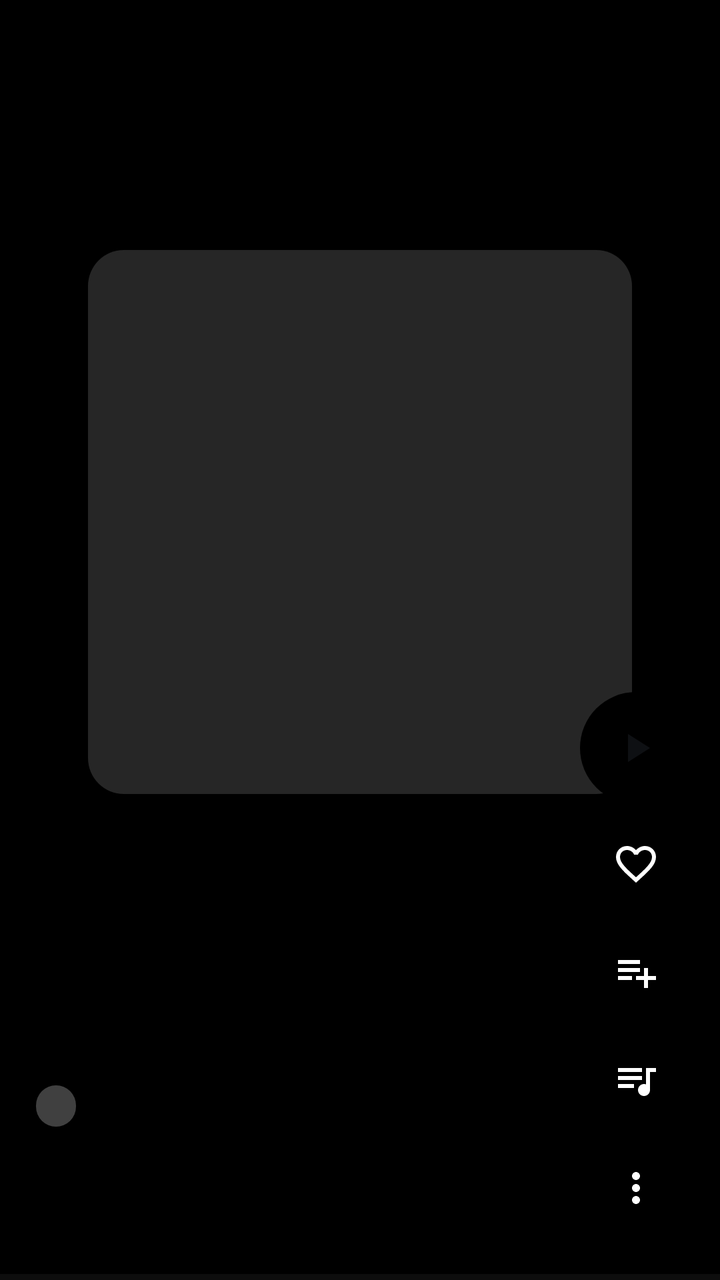
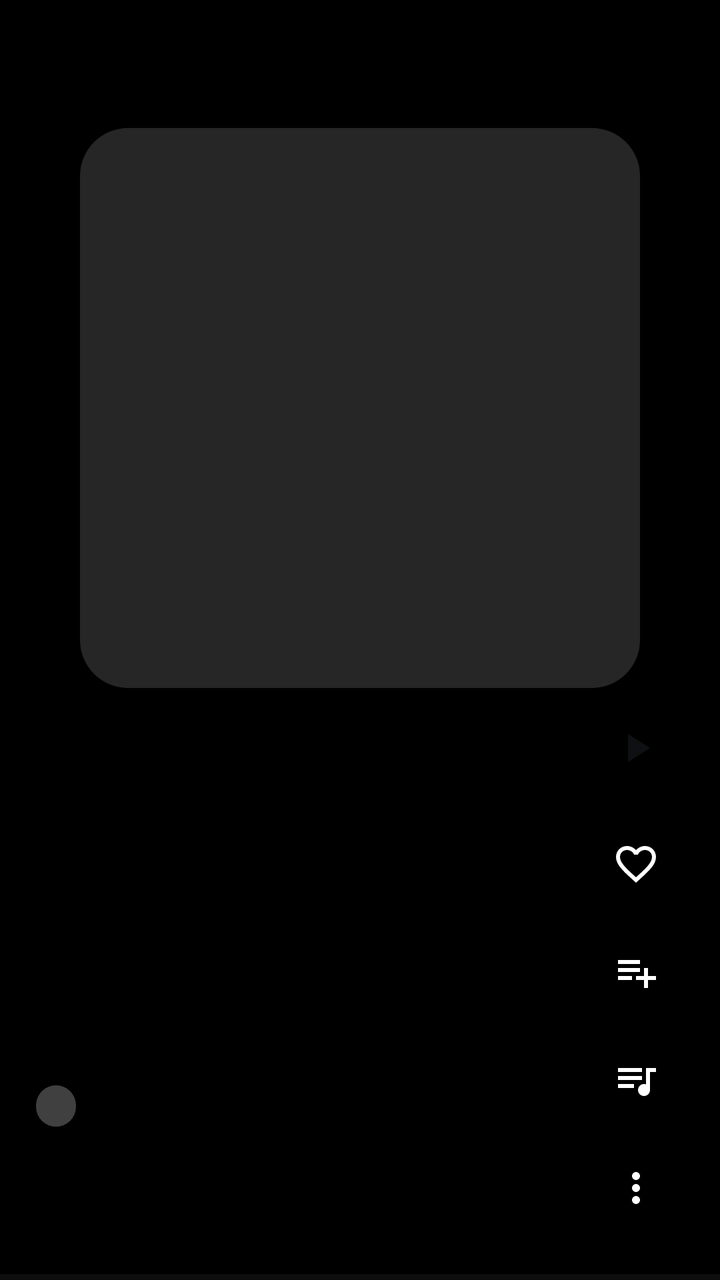

Compare the two renders of this Android layout. The source of the first and the diff that turns it into the second are given below.
<!-- AndroidManifest.xml: application theme Theme.FXSoundLite -->
<!-- res/layout/item_quick.xml -->
<?xml version="1.0" encoding="utf-8"?>
<androidx.constraintlayout.widget.ConstraintLayout xmlns:android="http://schemas.android.com/apk/res/android"
    xmlns:app="http://schemas.android.com/apk/res-auto"
    android:id="@+id/quickRoot"
    android:layout_width="match_parent"
    android:layout_height="match_parent"
    android:background="#000000"
    android:clickable="true"
    android:focusable="true">

    
    <ImageView
        android:id="@+id/quickBg"
        android:layout_width="0dp"
        android:layout_height="0dp"
        android:contentDescription="@null"
        android:scaleType="centerCrop"
        app:layout_constraintBottom_toBottomOf="parent"
        app:layout_constraintEnd_toEndOf="parent"
        app:layout_constraintStart_toStartOf="parent"
        app:layout_constraintTop_toTopOf="parent" />

    
    <TextureView
        android:id="@+id/quickVideo"
        android:layout_width="0dp"
        android:layout_height="0dp"
        android:alpha="0.01"
        android:visibility="gone"
        app:layout_constraintBottom_toBottomOf="parent"
        app:layout_constraintEnd_toEndOf="parent"
        app:layout_constraintStart_toStartOf="parent"
        app:layout_constraintTop_toTopOf="parent" />

    <View
        android:layout_width="0dp"
        android:layout_height="0dp"
        android:background="@drawable/quick_scrim"
        app:layout_constraintBottom_toBottomOf="parent"
        app:layout_constraintEnd_toEndOf="parent"
        app:layout_constraintStart_toStartOf="parent"
        app:layout_constraintTop_toTopOf="parent" />

    <ImageView
        android:id="@+id/quickCover"
        android:layout_width="0dp"
        android:layout_height="0dp"
        android:layout_marginStart="44dp"
        android:layout_marginEnd="44dp"
        android:background="@drawable/quick_cover_bg"
        android:contentDescription="@string/quick_cover"
        android:scaleType="centerCrop"
        app:layout_constraintBottom_toBottomOf="parent"
        app:layout_constraintDimensionRatio="1:1"
        app:layout_constraintEnd_toEndOf="parent"
        app:layout_constraintStart_toStartOf="parent"
        app:layout_constraintTop_toTopOf="parent"
        app:layout_constraintVertical_bias="0.34" />

    <ProgressBar
        android:id="@+id/quickSpinner"
        android:layout_width="44dp"
        android:layout_height="44dp"
        android:indeterminateTint="#FFFFFF"
        app:layout_constraintBottom_toBottomOf="@id/quickCover"
        app:layout_constraintEnd_toEndOf="@id/quickCover"
        app:layout_constraintStart_toStartOf="@id/quickCover"
        app:layout_constraintTop_toTopOf="@id/quickCover" />

    <ImageView
        android:id="@+id/quickPausedIcon"
        android:layout_width="76dp"
        android:layout_height="76dp"
        android:background="@drawable/quick_action_bg"
        android:contentDescription="@string/quick_play_pause"
        android:padding="18dp"
        android:src="@drawable/ic_play"
        android:tint="#FFFFFF"
        android:visibility="gone"
        app:layout_constraintBottom_toBottomOf="@id/quickCover"
        app:layout_constraintEnd_toEndOf="@id/quickCover"
        app:layout_constraintStart_toStartOf="@id/quickCover"
        app:layout_constraintTop_toTopOf="@id/quickCover" />

    
    <LinearLayout
        android:id="@+id/quickLyrics"
        android:layout_width="0dp"
        android:layout_height="0dp"
        android:layout_marginStart="18dp"
        android:layout_marginTop="12dp"
        android:layout_marginEnd="14dp"
        android:layout_marginBottom="10dp"
        android:gravity="bottom|start"
        android:orientation="vertical"
        android:visibility="gone"
        app:layout_constraintBottom_toTopOf="@id/quickInfo"
        app:layout_constraintEnd_toStartOf="@id/quickRail"
        app:layout_constraintStart_toStartOf="parent"
        app:layout_constraintTop_toBottomOf="@id/quickCover">

        <TextView
            android:id="@+id/quickLyPrev"
            android:layout_width="match_parent"
            android:layout_height="wrap_content"
            android:ellipsize="end"
            android:gravity="start"
            android:textAlignment="viewStart"
            android:maxLines="2"
            android:shadowColor="#99000000"
            android:shadowDx="0"
            android:shadowDy="1"
            android:shadowRadius="4"
            android:textColor="#80FFFFFF"
            android:textSize="13sp"
            android:textStyle="normal" />
        <TextView
            android:id="@+id/quickLyCur"
            android:layout_width="match_parent"
            android:layout_height="wrap_content"
            android:ellipsize="end"
            android:gravity="start"
            android:textAlignment="viewStart"
            android:maxLines="2"
            android:shadowColor="#99000000"
            android:shadowDx="0"
            android:shadowDy="1"
            android:shadowRadius="4"
            android:textColor="#FFFFFF"
            android:textSize="17sp"
            android:textStyle="bold"
            android:layout_marginTop="6dp"
            android:layout_marginBottom="6dp" />
        <TextView
            android:id="@+id/quickLyNext"
            android:layout_width="match_parent"
            android:layout_height="wrap_content"
            android:ellipsize="end"
            android:gravity="start"
            android:textAlignment="viewStart"
            android:maxLines="2"
            android:shadowColor="#99000000"
            android:shadowDx="0"
            android:shadowDy="1"
            android:shadowRadius="4"
            android:textColor="#80FFFFFF"
            android:textSize="13sp"
            android:textStyle="normal" />
    </LinearLayout>

    
    <LinearLayout
        android:id="@+id/quickInfo"
        android:layout_width="0dp"
        android:layout_height="wrap_content"
        android:layout_marginStart="18dp"
        android:layout_marginEnd="14dp"
        android:layout_marginBottom="22dp"
        android:orientation="vertical"
        app:layout_constraintBottom_toBottomOf="parent"
        app:layout_constraintEnd_toStartOf="@id/quickRail"
        app:layout_constraintStart_toStartOf="parent">

        <TextView
            android:id="@+id/quickBadge"
            android:layout_width="wrap_content"
            android:layout_height="wrap_content"
            android:background="@drawable/quick_badge_bg"
            android:paddingStart="10dp"
            android:paddingTop="3dp"
            android:paddingEnd="10dp"
            android:paddingBottom="3dp"
            android:textColor="#FFFFFF"
            android:textSize="11sp"
            android:textStyle="bold" />

        <TextView
            android:id="@+id/quickTitle"
            android:layout_width="match_parent"
            android:layout_height="wrap_content"
            android:layout_marginTop="8dp"
            android:ellipsize="end"
            android:maxLines="2"
            android:textColor="#FFFFFF"
            android:textSize="19sp"
            android:textStyle="bold" />

        <TextView
            android:id="@+id/quickArtist"
            android:layout_width="match_parent"
            android:layout_height="wrap_content"
            android:layout_marginTop="2dp"
            android:ellipsize="end"
            android:maxLines="1"
            android:textColor="#CCFFFFFF"
            android:textSize="14sp" />
    </LinearLayout>

    
    <LinearLayout
        android:id="@+id/quickRail"
        android:layout_width="64dp"
        android:layout_height="wrap_content"
        android:layout_marginEnd="10dp"
        android:layout_marginBottom="22dp"
        android:gravity="center_horizontal"
        android:orientation="vertical"
        app:layout_constraintBottom_toBottomOf="parent"
        app:layout_constraintEnd_toEndOf="parent">

        <ImageButton
            android:id="@+id/actFull"
            android:layout_width="56dp"
            android:layout_height="56dp"
            android:background="@drawable/quick_action_accent_bg"
            android:padding="16dp"
            android:contentDescription="@string/quick_action_full"
            android:src="@drawable/ic_play"
            android:tint="?attr/colorOnAccent" />


        
        <ImageButton
            android:id="@+id/actVideo"
            android:layout_width="48dp"
            android:layout_height="48dp"
            android:layout_marginTop="6dp"
            android:background="?android:attr/selectableItemBackgroundBorderless"
            android:padding="12dp"
            android:scaleType="fitCenter"
            android:contentDescription="@string/quick_action_video"
            android:src="@drawable/ic_videocam"
            android:tint="#FFFFFF"
            android:visibility="gone" />

        
        <ImageButton
            android:id="@+id/actLike"
            android:layout_width="48dp"
            android:layout_height="48dp"
            android:layout_marginTop="6dp"
            android:background="?android:attr/selectableItemBackgroundBorderless"
            android:padding="12dp"
            android:scaleType="fitCenter"
            android:contentDescription="@string/quick_action_like"
            android:src="@drawable/ic_heart_outline"
            android:tint="#FFFFFF" />


        <ImageButton
            android:id="@+id/actPlaylist"
            android:layout_width="48dp"
            android:layout_height="48dp"
            android:layout_marginTop="6dp"
            android:background="?android:attr/selectableItemBackgroundBorderless"
            android:padding="12dp"
            android:scaleType="fitCenter"
            android:contentDescription="@string/quick_action_playlist"
            android:src="@drawable/ic_playlist_add"
            android:tint="#FFFFFF" />


        <ImageButton
            android:id="@+id/actQueue"
            android:layout_width="48dp"
            android:layout_height="48dp"
            android:layout_marginTop="6dp"
            android:background="?android:attr/selectableItemBackgroundBorderless"
            android:padding="12dp"
            android:scaleType="fitCenter"
            android:contentDescription="@string/quick_action_queue"
            android:src="@drawable/ic_queue"
            android:tint="#FFFFFF" />


        
        <ImageButton
            android:id="@+id/actMore"
            android:layout_width="48dp"
            android:layout_height="48dp"
            android:layout_marginTop="6dp"
            android:background="?android:attr/selectableItemBackgroundBorderless"
            android:padding="12dp"
            android:scaleType="fitCenter"
            android:contentDescription="@string/np_more"
            android:src="@drawable/ic_more_vert"
            android:tint="#FFFFFF" />

    </LinearLayout>

    
    <ProgressBar
        android:id="@+id/quickProgress"
        style="?android:attr/progressBarStyleHorizontal"
        android:layout_width="0dp"
        android:layout_height="3dp"
        android:max="1000"
        android:progressBackgroundTint="#33FFFFFF"
        android:progressTint="#FFFFFF"
        app:layout_constraintBottom_toBottomOf="parent"
        app:layout_constraintEnd_toEndOf="parent"
        app:layout_constraintStart_toStartOf="parent" />
</androidx.constraintlayout.widget.ConstraintLayout>
<!-- resources referenced by this layout -->
<resources>
  <!-- drawable ic_play (drawable) -->
  <vector xmlns:android="http://schemas.android.com/apk/res/android"
      android:width="24dp"
      android:height="24dp"
      android:viewportWidth="24"
      android:viewportHeight="24">
      <path
          android:fillColor="#FFFFFFFF"
          android:pathData="M8,5v14l11,-7z" />
  </vector>
  <!-- drawable ic_playlist_add (drawable) -->
  <vector xmlns:android="http://schemas.android.com/apk/res/android"
      android:width="24dp"
      android:height="24dp"
      android:viewportWidth="24"
      android:viewportHeight="24">
      <path
          android:fillColor="#FFFFFFFF"
          android:pathData="M14,10H3v2h11V10zM14,6H3v2h11V6zM18,14v-4h-2v4h-4v2h4v4h2v-4h4v-2H18zM3,16h7v-2H3V16z" />
  </vector>
  <!-- drawable ic_queue (drawable) -->
  <vector xmlns:android="http://schemas.android.com/apk/res/android"
      android:width="24dp"
      android:height="24dp"
      android:viewportWidth="24"
      android:viewportHeight="24">
      <path
          android:fillColor="#FFFFFFFF"
          android:pathData="M15,6H3v2h12V6zM15,10H3v2h12v-2zM3,16h8v-2H3v2zM17,6v8.18c-0.31,-0.11 -0.65,-0.18 -1,-0.18 -1.66,0 -3,1.34 -3,3s1.34,3 3,3 3,-1.34 3,-3V8h3V6h-5z" />
  </vector>
  <!-- drawable ic_videocam (drawable) -->
  <?xml version="1.0" encoding="utf-8"?>
  <vector xmlns:android="http://schemas.android.com/apk/res/android"
      android:width="24dp"
      android:height="24dp"
      android:viewportWidth="24"
      android:viewportHeight="24">
      <path
          android:fillColor="#FFFFFFFF"
          android:pathData="M17,10.5V7c0,-0.55 -0.45,-1 -1,-1H4c-0.55,0 -1,0.45 -1,1v10c0,0.55 0.45,1 1,1h12c0.55,0 1,-0.45 1,-1v-3.5l4,4v-11l-4,4z" />
  </vector>
  <!-- drawable quick_action_accent_bg (drawable) -->
  <?xml version="1.0" encoding="utf-8"?>
  <shape xmlns:android="http://schemas.android.com/apk/res/android" android:shape="oval">
      <solid android:color="?attr/colorAccent" />
  </shape>
  <!-- drawable quick_action_bg (drawable) -->
  <?xml version="1.0" encoding="utf-8"?>
  <shape xmlns:android="http://schemas.android.com/apk/res/android" android:shape="oval">
      <solid android:color="#59000000" />
  </shape>
  <!-- drawable quick_badge_bg (drawable) -->
  <?xml version="1.0" encoding="utf-8"?>
  <shape xmlns:android="http://schemas.android.com/apk/res/android" android:shape="rectangle">
      <solid android:color="#40FFFFFF" />
      <corners android:radius="10dp" />
  </shape>
  <!-- drawable quick_cover_bg (drawable) -->
  <?xml version="1.0" encoding="utf-8"?>
  <shape xmlns:android="http://schemas.android.com/apk/res/android" android:shape="rectangle">
      <solid android:color="#26FFFFFF" />
      <corners android:radius="18dp" />
  </shape>
  <!-- drawable quick_scrim (drawable) -->
  <?xml version="1.0" encoding="utf-8"?>
  <shape xmlns:android="http://schemas.android.com/apk/res/android" android:shape="rectangle">
      <gradient
          android:angle="90"
          android:startColor="#E6000000"
          android:centerColor="#40000000"
          android:endColor="#99000000" />
  </shape>
  <string name="np_more">More options</string>
  <string name="quick_action_full">Full song</string>
  <string name="quick_action_like">Like</string>
  <string name="quick_action_playlist">Playlist</string>
  <string name="quick_action_queue">Queue</string>
  <string name="quick_action_video">Video preview</string>
  <string name="quick_cover">Song cover</string>
  <string name="quick_play_pause">Play / pause preview</string>
  <color name="accent_default">#000000</color>
  <color name="light_bg">#F5F6F7</color>
  <color name="light_surface">#FFFFFF</color>
  <color name="light_surface_raised">#E9ECEF</color>
  <color name="light_text_primary">#14171A</color>
  <color name="light_text_secondary">#5B6268</color>
  <color name="light_divider">#DCE0E3</color>
  <color name="light_track_bg">#D6DADE</color>
  <color name="danger">#FF6B6B</color>
  <color name="light_on_accent">#0E1013</color>
  <!-- unchanged entries left out for length: 3 -->
</resources>

<!-- the commit's change to res/layout/item_quick.xml (unified diff, before → after) -->
@@ -41,21 +41,31 @@
         app:layout_constraintStart_toStartOf="parent"
         app:layout_constraintTop_toTopOf="parent" />
 
+    
+    <androidx.constraintlayout.widget.Guideline
+        android:id="@+id/quickTopGuide"
+        android:layout_width="wrap_content"
+        android:layout_height="wrap_content"
+        android:orientation="horizontal"
+        app:layout_constraintGuide_begin="62dp" />
+
+    
     <ImageView
         android:id="@+id/quickCover"
-        android:layout_width="0dp"
-        android:layout_height="0dp"
-        android:layout_marginStart="44dp"
-        android:layout_marginEnd="44dp"
+        android:layout_width="280dp"
+        android:layout_height="280dp"
+        android:layout_marginStart="32dp"
+        android:layout_marginTop="8dp"
+        android:layout_marginEnd="32dp"
+        android:layout_marginBottom="8dp"
         android:background="@drawable/quick_cover_bg"
         android:contentDescription="@string/quick_cover"
         android:scaleType="centerCrop"
-        app:layout_constraintBottom_toBottomOf="parent"
-        app:layout_constraintDimensionRatio="1:1"
-        app:layout_constraintEnd_toEndOf="parent"
-        app:layout_constraintStart_toStartOf="parent"
-        app:layout_constraintTop_toTopOf="parent"
-        app:layout_constraintVertical_bias="0.34" />
+        app:layout_constraintBottom_toTopOf="@id/quickRail"
+        app:layout_constraintEnd_toEndOf="parent"
+        app:layout_constraintStart_toStartOf="parent"
+        app:layout_constraintTop_toBottomOf="@id/quickTopGuide"
+        app:layout_constraintVertical_bias="0.5" />
 
     <ProgressBar
         android:id="@+id/quickSpinner"
@@ -88,16 +98,16 @@
         android:layout_width="0dp"
         android:layout_height="0dp"
         android:layout_marginStart="18dp"
-        android:layout_marginTop="12dp"
+        android:layout_marginTop="8dp"
         android:layout_marginEnd="14dp"
-        android:layout_marginBottom="10dp"
-        android:gravity="bottom|start"
+        android:layout_marginBottom="8dp"
+        android:gravity="center_vertical|start"
         android:orientation="vertical"
         android:visibility="gone"
         app:layout_constraintBottom_toTopOf="@id/quickInfo"
         app:layout_constraintEnd_toStartOf="@id/quickRail"
         app:layout_constraintStart_toStartOf="parent"
-        app:layout_constraintTop_toBottomOf="@id/quickCover">
+        app:layout_constraintTop_toTopOf="@id/quickRail">
 
         <TextView
             android:id="@+id/quickLyPrev"
@@ -106,7 +116,8 @@
             android:ellipsize="end"
             android:gravity="start"
             android:textAlignment="viewStart"
-            android:maxLines="2"
+            android:maxLines="1"
+            android:minLines="1"
             android:shadowColor="#99000000"
             android:shadowDx="0"
             android:shadowDy="1"
@@ -119,14 +130,16 @@
             android:layout_width="match_parent"
             android:layout_height="wrap_content"
             android:ellipsize="end"
-            android:gravity="start"
+            android:gravity="start|center_vertical"
             android:textAlignment="viewStart"
             android:maxLines="2"
+            android:minLines="2"
             android:shadowColor="#99000000"
             android:shadowDx="0"
             android:shadowDy="1"
             android:shadowRadius="4"
             android:textColor="#FFFFFF"
+            android:lineSpacingExtra="2dp"
             android:textSize="17sp"
             android:textStyle="bold"
             android:layout_marginTop="6dp"
@@ -138,7 +151,8 @@
             android:ellipsize="end"
             android:gravity="start"
             android:textAlignment="viewStart"
-            android:maxLines="2"
+            android:maxLines="1"
+            android:minLines="1"
             android:shadowColor="#99000000"
             android:shadowDx="0"
             android:shadowDy="1"
<!-- resource entries referenced after the edit -->
@@ -61,7 +61,7 @@
   <?xml version="1.0" encoding="utf-8"?>
   <shape xmlns:android="http://schemas.android.com/apk/res/android" android:shape="rectangle">
       <solid android:color="#26FFFFFF" />
-      <corners android:radius="18dp" />
+      <corners android:radius="24dp" />
   </shape>
   <!-- drawable quick_scrim (drawable) -->
   <?xml version="1.0" encoding="utf-8"?>
